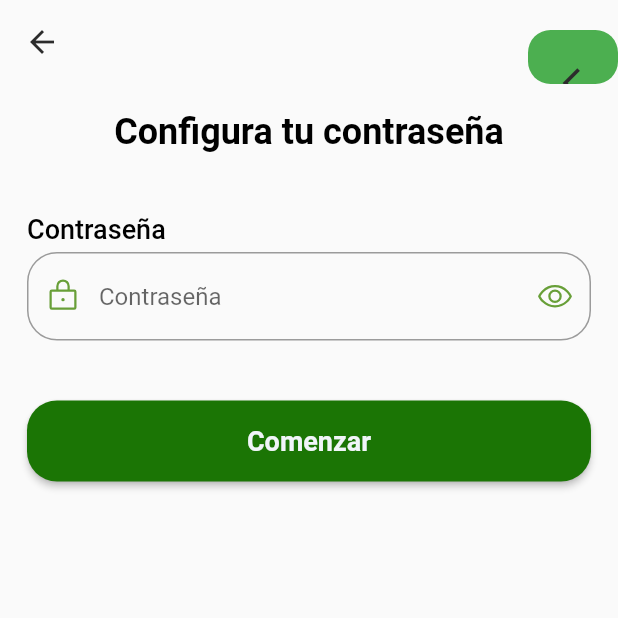
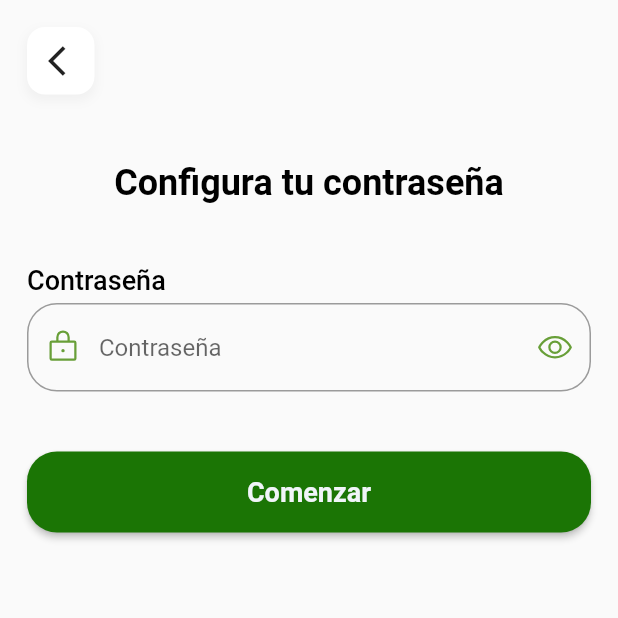
Before and after one commit to neoshock/hank-talker, a Flutter app: the RegisterPassword screen opened directly, on a phone screen of 412 x 824 dp, the top half of it. Run offline on Flutter 3.47's test engine with Material 2 defaults, Android fonts, the phone set to English and light mode, and no system bars; our stand-ins replace awesome_bottom_bar, bloc, fl_chart, flutter_bloc, flutter_phosphor_icons and 1 more; missing offline and left inert: dart:ffi; generated files the repository leaves out were written again.

Commit message:
refactoring register and other things

```diff
--- a/lib/app/view/app.dart
+++ b/lib/app/view/app.dart
@@ -20,6 +20,6 @@ class App extends StatelessWidget {
         darkTheme: CustomThemeData.darkTheme,
         localizationsDelegates: AppLocalizations.localizationsDelegates,
         supportedLocales: AppLocalizations.supportedLocales,
-        home: BottomBar());
+        home: RegisterPassword());
   }
 }
--- a/lib/features/register/pages/register_page.dart
+++ b/lib/features/register/pages/register_page.dart
@@ -16,6 +16,7 @@ class RegisterPage extends StatelessWidget {
     return MaterialApp(
       home: Scaffold(
         body: SafeArea(
+          top: false,
           child: Column(
             crossAxisAlignment: CrossAxisAlignment.start,
             children: [
--- a/lib/features/register/pages/register_password.dart
+++ b/lib/features/register/pages/register_password.dart
@@ -7,27 +7,32 @@ import 'package:hank_talker_mobile/widgets/custom_widgets.dart';
 import 'package:hank_talker_mobile/widgets/inputs.dart';
 import 'package:flutter_phosphor_icons/flutter_phosphor_icons.dart';
 
-class RegisterPassword extends StatelessWidget {
-  TextEditingController passwordController = TextEditingController();
+class RegisterPassword extends StatefulWidget {
+  const RegisterPassword({Key? key}) : super(key: key);
+
+  @override
+  _RegisterPasswordState createState() => _RegisterPasswordState();
+}
+
+class _RegisterPasswordState extends State<RegisterPassword> {
+  final passwordController = TextEditingController(text: '');
   bool showPassword = false;
-  void Name() {
-    // Acción para el botón "Siguiente"
-    // Implementa la lógica para guardar los nombres y apellidos
-  }
 
   @override
   Widget build(BuildContext context) {
     return Scaffold(
-      appBar: AppBar(
-        backgroundColor: Colors.transparent,
-        actions: [CustomBackButton(context, () {})],
-      ),
-      body: Padding(
+        body: SafeArea(
+            child: SingleChildScrollView(
+      child: Padding(
         padding: const EdgeInsets.all(18.0),
         child: Column(
           crossAxisAlignment: CrossAxisAlignment.start,
           children: [
-            Center(
+            Row(
+              children: [CustomBackButton(context, () {})],
+            ),
+            const SizedBox(height: 45),
+            const Center(
               child: Text(
                 'Configura tu contraseña',
                 style: TextStyle(
@@ -36,7 +41,7 @@ class RegisterPassword extends StatelessWidget {
                 ),
               ),
             ),
-            SizedBox(height: 40),
+            const SizedBox(height: 40),
             CustomImputPassword(
                 passwordController,
                 TextInputType.visiblePassword,
@@ -48,15 +53,15 @@ class RegisterPassword extends StatelessWidget {
               }
               return null;
             }, () {
-              /* setState(() {
+              setState(() {
                 showPassword = !showPassword;
-              });*/
+              });
             }, showPassword),
-            SizedBox(height: 40),
-            CusttomButtonRounded(context, Name, 'Comenzar'),
+            const SizedBox(height: 40),
+            CusttomButtonRounded(context, () {}, 'Comenzar'),
           ],
         ),
       ),
-    );
+    )));
   }
 }
--- a/lib/widgets/custom_widgets.dart
+++ b/lib/widgets/custom_widgets.dart
@@ -2,19 +2,36 @@ import 'package:flutter/material.dart';
 
 Widget CustomBackButton(BuildContext context, Function onPressed) {
   return Container(
-    padding: EdgeInsets.all(15),
-    width: 60,
-    height: 60,
-    margin: EdgeInsets.only(left: 20, top: 20),
+      width: 45,
+      height: 45,
+      padding: EdgeInsets.only(left: 6),
       decoration: BoxDecoration(
-      borderRadius: BorderRadius.circular(15),
-      color: Colors.green,
+        borderRadius: BorderRadius.circular(12),
+        color: Colors.white,
+        boxShadow: [
+          BoxShadow(
+            color: Colors.grey.withOpacity(0.1),
+            spreadRadius: 1,
+            blurRadius: 5,
+            offset: Offset(0, 3), // changes position of shadow
+          ),
+        ],
       ),
       child: IconButton(
+        alignment: Alignment.center,
+        style: ButtonStyle(
+          backgroundColor: MaterialStateProperty.all<Color>(Colors.green),
+          padding:
+              MaterialStateProperty.all<EdgeInsetsGeometry>(EdgeInsets.zero),
+          shape: MaterialStateProperty.all<RoundedRectangleBorder>(
+            RoundedRectangleBorder(
+              borderRadius: BorderRadius.circular(15),
+            ),
+          ),
+        ),
         icon: Icon(Icons.arrow_back_ios),
         onPressed: () {
           onPressed();
         },
-    ),
-  );
+      ));
 }
```
Lines whose indentation alone changed are shown as unchanged.
